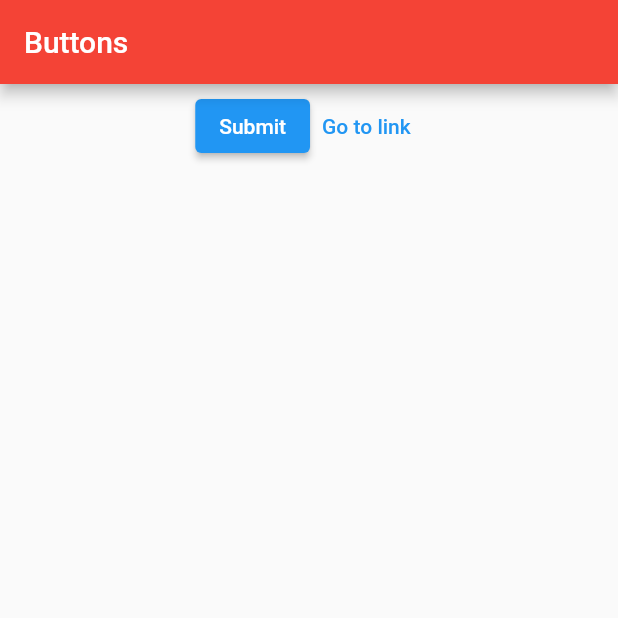
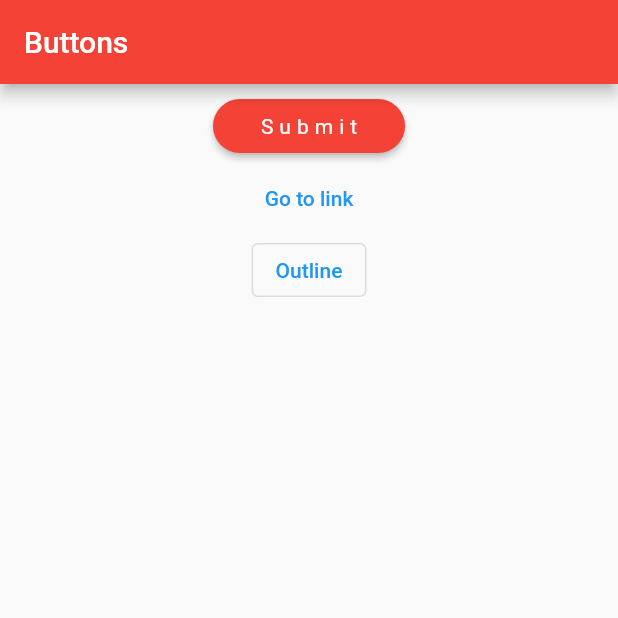
Before and after one commit to Ridoy-paul/flutter-components, a Flutter app: the screen it shows after launch, on a phone screen of 412 x 824 dp, the top half of it. Run offline on Flutter 3.47's test engine with Material 2 defaults, Android fonts, the phone set to English and light mode, and no system bars.

Commit message:
Button Up

```diff
--- a/lib/main.dart
+++ b/lib/main.dart
@@ -21,6 +21,20 @@ class HomePage extends StatelessWidget {
 
   @override
   Widget build(BuildContext context) {
+
+    ButtonStyle styleOne = ElevatedButton.styleFrom(
+      padding: EdgeInsets.fromLTRB(30, 2, 30, 2),
+      foregroundColor: Colors.white,
+      backgroundColor: Colors.red,
+      textStyle: TextStyle(
+        letterSpacing: 4,
+      ),
+      shape: RoundedRectangleBorder(
+        borderRadius: BorderRadius.circular(30.0),
+      )
+
+    );
+
     return Scaffold(
       appBar: AppBar(
         title: Text('Buttons'),
@@ -33,10 +47,17 @@ class HomePage extends StatelessWidget {
             child: Row(
               mainAxisAlignment: MainAxisAlignment.center,
               children: [
-                Row(
+                Column(
                   children: [
-                    ElevatedButton(onPressed: (){}, child: Text('Submit')),
+                    ElevatedButton(
+                        onPressed: (){},
+                        //icon: Icon(Icons.card_travel)
+                        style: styleOne,
+
+                        child: Text('Submit')
+                    ),
                     TextButton(onPressed: () {}, child: Text("Go to link")),
+                    OutlinedButton(onPressed: (){}, child: Text("Outline")),
 
                   ],
                 )
```
